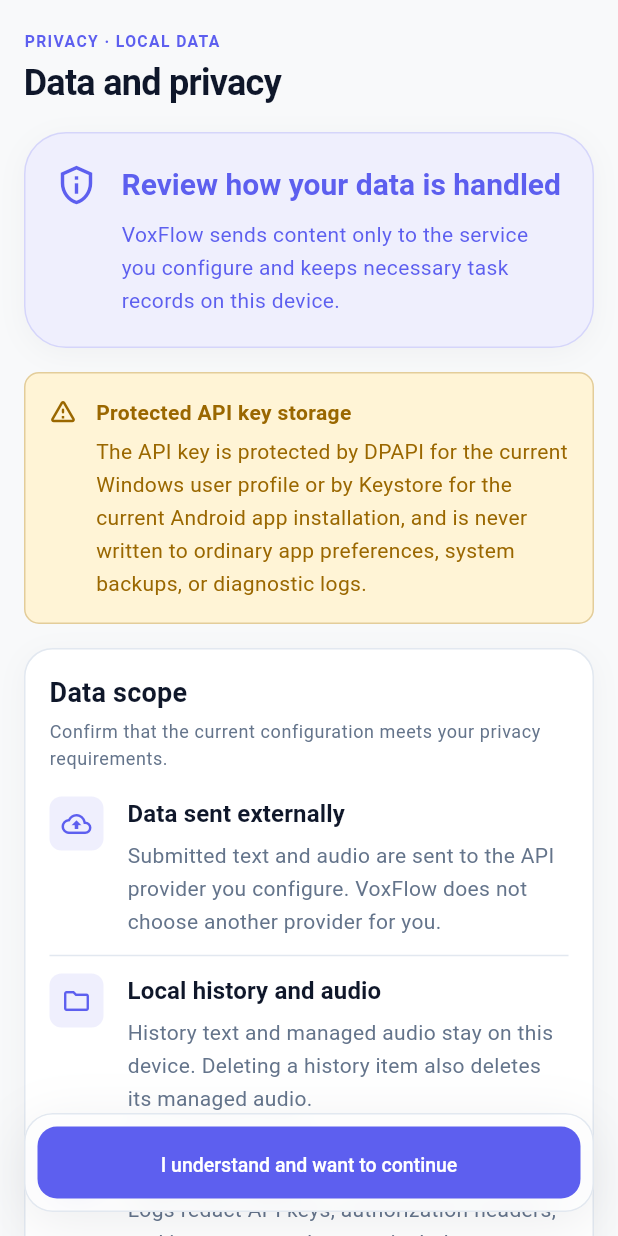
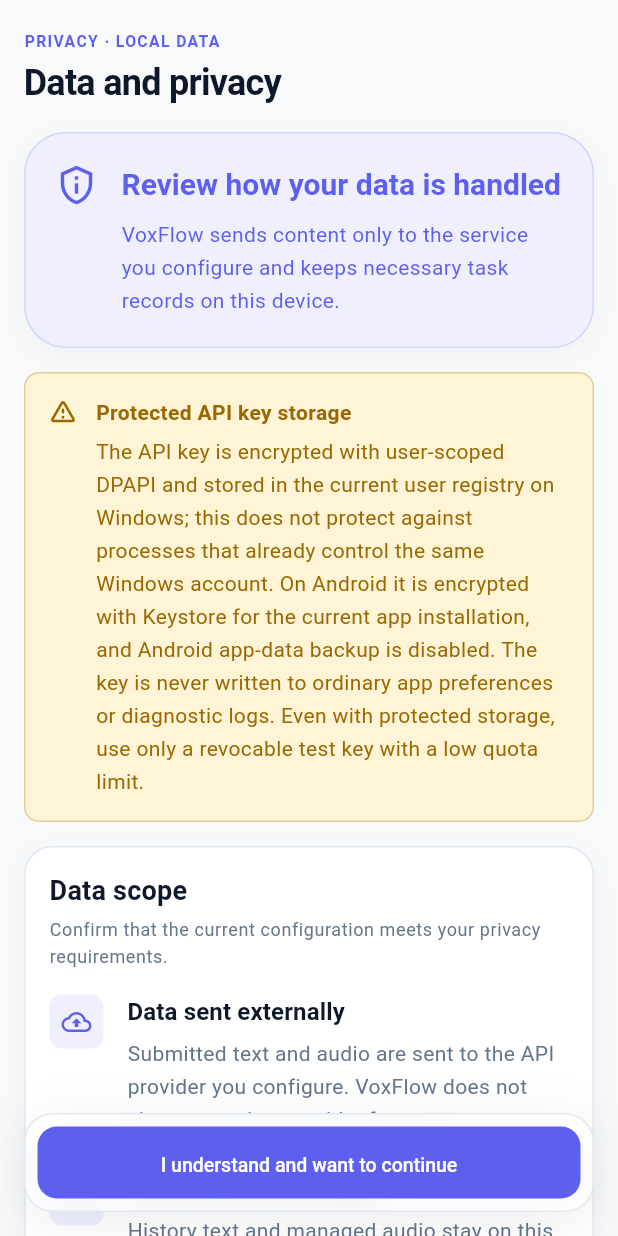
Before and after one commit to glosc-ai/voxflow, a Flutter app: the screen it shows after launch, on a phone screen of 412 x 824 dp. Run offline on Flutter 3.47's test engine with Material 3 defaults, Android fonts, the phone set to English and light mode, and no system bars; our stand-ins replace audioplayers, dio, file_picker, flutter_riverpod, permission_handler, shared_preferences and 2 more; missing offline and left inert: ffmpeg_kit_extended_flutter, record; accounts and stored records are empty; Roboto replaces fonts that are missing (Cascadia Code).

Commit message:
fix(privacy): 明确平台凭据保护边界
- 区分 Windows DPAPI 注册表存储与 Android Keystore 的保护范围
- 说明同用户进程、服务端错误回显及受管音频删除失败边界
- 建议受限测试用户使用可撤销且设置低额度上限的密钥
- 补充中英文隐私门禁与窄屏确认行为回归测试

```diff
--- a/lib/features/settings/views/privacy_notice_gate.dart
+++ b/lib/features/settings/views/privacy_notice_gate.dart
@@ -134,8 +134,8 @@
                           en: 'Protected API key storage',
                         ),
                         message: l10n.text(
-                          zh: 'API Key 在 Windows 上由当前用户配置文件的 DPAPI 保护，在 Android 上由当前应用安装的 Keystore 保护；不会写入普通应用设置、系统备份或诊断日志。',
-                          en: 'The API key is protected by DPAPI for the current Windows user profile or by Keystore for the current Android app installation, and is never written to ordinary app preferences, system backups, or diagnostic logs.',
+                          zh: 'API Key 在 Windows 上使用当前用户作用域的 DPAPI 加密并存入当前用户注册表；该保护不防御已控制同一 Windows 用户的进程。在 Android 上使用当前应用安装的 Keystore 加密，且 Android 应用数据备份已禁用。密钥不会写入普通应用设置或诊断日志。即使使用安全存储，也建议仅使用可随时撤销、设置了低额度上限的测试密钥。',
+                          en: 'The API key is encrypted with user-scoped DPAPI and stored in the current user registry on Windows; this does not protect against processes that already control the same Windows account. On Android it is encrypted with Keystore for the current app installation, and Android app-data backup is disabled. The key is never written to ordinary app preferences or diagnostic logs. Even with protected storage, use only a revocable test key with a low quota limit.',
                         ),
                       ),
                       const SizedBox(height: AppSpacing.md),
@@ -167,8 +167,8 @@
                                 en: 'Local history and audio',
                               ),
                               description: l10n.text(
-                                zh: '历史文本和受管音频保存在本机。删除历史记录时，对应的受管音频也会被删除。',
-                                en: 'History text and managed audio stay on this device. Deleting a history item also deletes its managed audio.',
+                                zh: '历史文本和受管音频保存在本机。删除历史记录时，应用会尝试删除对应的受管音频；文件删除失败时会提示，用户导入的原始文件不受影响。',
+                                en: 'History text and managed audio stay on this device. When deleting a history item, the app attempts to delete its managed audio and warns if file deletion fails. Original imported files are not affected.',
                               ),
                             ),
                             const Divider(height: AppSpacing.xl),
@@ -179,8 +179,8 @@
                                 en: 'Diagnostic logs',
                               ),
                               description: l10n.text(
-                                zh: '日志会脱敏 API Key、认证头和输入正文，但仍可能包含请求时间、接口路径、模型和错误原因。',
-                                en: 'Logs redact API keys, authorization headers, and input content, but may include request times, endpoint paths, models, and error reasons.',
+                                zh: '日志会脱敏 API Key 和认证头，也不会主动记录输入正文；但仍可能包含请求时间、接口路径、模型和服务端返回的错误原因，而错误原因可能回显部分输入内容。',
+                                en: 'Logs redact API keys and authorization headers and do not intentionally record input content. They may still include request times, endpoint paths, models, and server-provided error reasons, which can echo part of the input.',
                               ),
                             ),
                           ],
@@ -296,8 +296,8 @@
                   en: 'Protected API key storage',
                 ),
                 message: l10n.text(
-                  zh: 'API Key 在 Windows 上由当前用户配置文件的 DPAPI 保护，在 Android 上由当前应用安装的 Keystore 保护；不会写入普通应用设置、系统备份或诊断日志。',
-                  en: 'The API key is protected by DPAPI for the current Windows user profile or by Keystore for the current Android app installation, and is never written to ordinary app preferences, system backups, or diagnostic logs.',
+                  zh: 'API Key 在 Windows 上使用当前用户作用域的 DPAPI 加密并存入当前用户注册表；该保护不防御已控制同一 Windows 用户的进程。在 Android 上使用当前应用安装的 Keystore 加密，且 Android 应用数据备份已禁用。密钥不会写入普通应用设置或诊断日志。即使使用安全存储，也建议仅使用可随时撤销、设置了低额度上限的测试密钥。',
+                  en: 'The API key is encrypted with user-scoped DPAPI and stored in the current user registry on Windows; this does not protect against processes that already control the same Windows account. On Android it is encrypted with Keystore for the current app installation, and Android app-data backup is disabled. The key is never written to ordinary app preferences or diagnostic logs. Even with protected storage, use only a revocable test key with a low quota limit.',
                 ),
               ),
               const SizedBox(height: AppSpacing.md),
@@ -339,8 +339,8 @@
                         en: 'Local history and audio',
                       ),
                       description: l10n.text(
-                        zh: '历史文本和受管音频保存在本机。删除历史记录时，对应的受管音频也会被删除。',
-                        en: 'History text and managed audio stay on this device. Deleting a history item also deletes its managed audio.',
+                        zh: '历史文本和受管音频保存在本机。删除历史记录时，应用会尝试删除对应的受管音频；文件删除失败时会提示，用户导入的原始文件不受影响。',
+                        en: 'History text and managed audio stay on this device. When deleting a history item, the app attempts to delete its managed audio and warns if file deletion fails. Original imported files are not affected.',
                       ),
                     ),
                     const Divider(height: AppSpacing.xl),
@@ -348,8 +348,8 @@
                       icon: Icons.description_outlined,
                       title: l10n.text(zh: '诊断日志', en: 'Diagnostic logs'),
                       description: l10n.text(
-                        zh: '日志会脱敏 API Key、认证头和输入正文，但仍可能包含请求时间、接口路径、模型和错误原因。',
-                        en: 'Logs redact API keys, authorization headers, and input content, but may include request times, endpoint paths, models, and error reasons.',
+                        zh: '日志会脱敏 API Key 和认证头，也不会主动记录输入正文；但仍可能包含请求时间、接口路径、模型和服务端返回的错误原因，而错误原因可能回显部分输入内容。',
+                        en: 'Logs redact API keys and authorization headers and do not intentionally record input content. They may still include request times, endpoint paths, models, and server-provided error reasons, which can echo part of the input.',
                       ),
                     ),
                   ],
```
Also changed, not shown: 1 other file.
